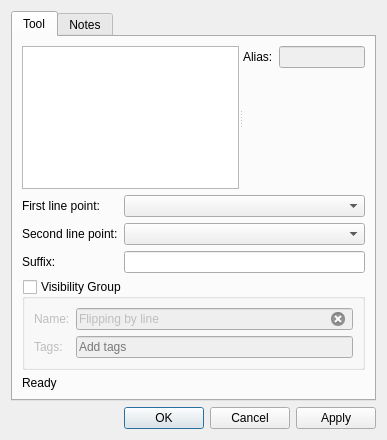
Before: the Qt Designer form src/libs/vtools/dialogs/tools/dialogflippingbyline.ui in dismine/valentina, drawn with Qt 5.
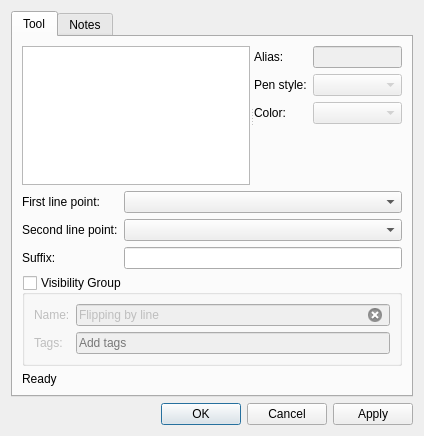
After: the same form once the commit is applied. Icons and pictures are not drawn. Custom widgets are drawn as their Qt base class.

Commit message: Independent pen style and color after a group operation.

Patch:
```diff
--- a/src/libs/vtools/dialogs/tools/dialogflippingbyline.ui
+++ b/src/libs/vtools/dialogs/tools/dialogflippingbyline.ui
@@ -6,8 +6,8 @@
    <rect>
     <x>0</x>
     <y>0</y>
-    <width>387</width>
-    <height>440</height>
+    <width>424</width>
+    <height>436</height>
    </rect>
   </property>
   <property name="windowTitle">
@@ -53,6 +53,58 @@
              </property>
             </widget>
            </item>
+           <item row="1" column="0">
+            <widget class="QLabel" name="label_7">
+             <property name="text">
+              <string>Pen style:</string>
+             </property>
+            </widget>
+           </item>
+           <item row="1" column="1">
+            <widget class="QComboBox" name="comboBoxPenStyle">
+             <property name="enabled">
+              <bool>false</bool>
+             </property>
+             <property name="minimumSize">
+              <size>
+               <width>80</width>
+               <height>0</height>
+              </size>
+             </property>
+             <property name="maximumSize">
+              <size>
+               <width>110</width>
+               <height>16777215</height>
+              </size>
+             </property>
+             <property name="iconSize">
+              <size>
+               <width>80</width>
+               <height>14</height>
+              </size>
+             </property>
+            </widget>
+           </item>
+           <item row="2" column="0">
+            <widget class="QLabel" name="label_6">
+             <property name="text">
+              <string>Color:</string>
+             </property>
+            </widget>
+           </item>
+           <item row="2" column="1">
+            <widget class="QComboBox" name="comboBoxColor">
+             <property name="enabled">
+              <bool>false</bool>
+             </property>
+             <property name="sizePolicy">
+              <sizepolicy hsizetype="Preferred" vsizetype="Preferred">
+               <horstretch>0</horstretch>
+               <verstretch>0</verstretch>
+              </sizepolicy>
+             </property>
+            </widget>
+           </item>
           </layout>
          </widget>
         </widget>
```
Left out of the diff: 6 changed lines with no effect on the pictures. The commit also changes 28 other files.
